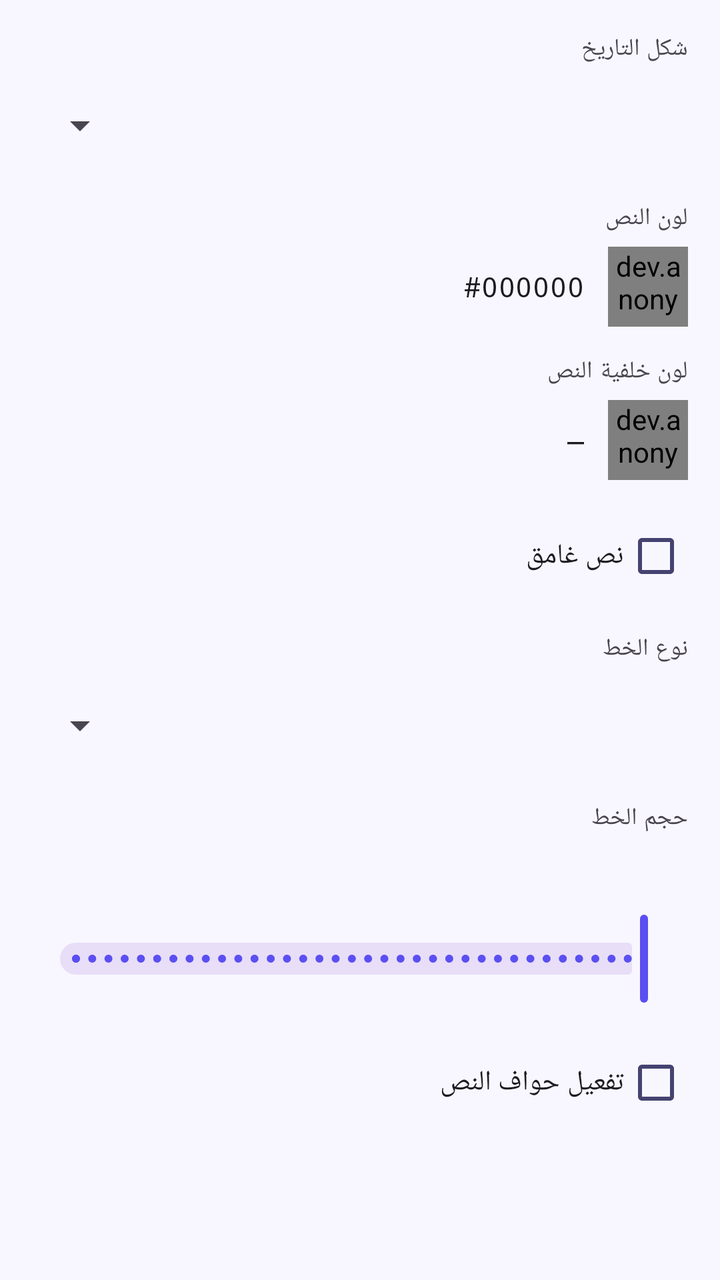
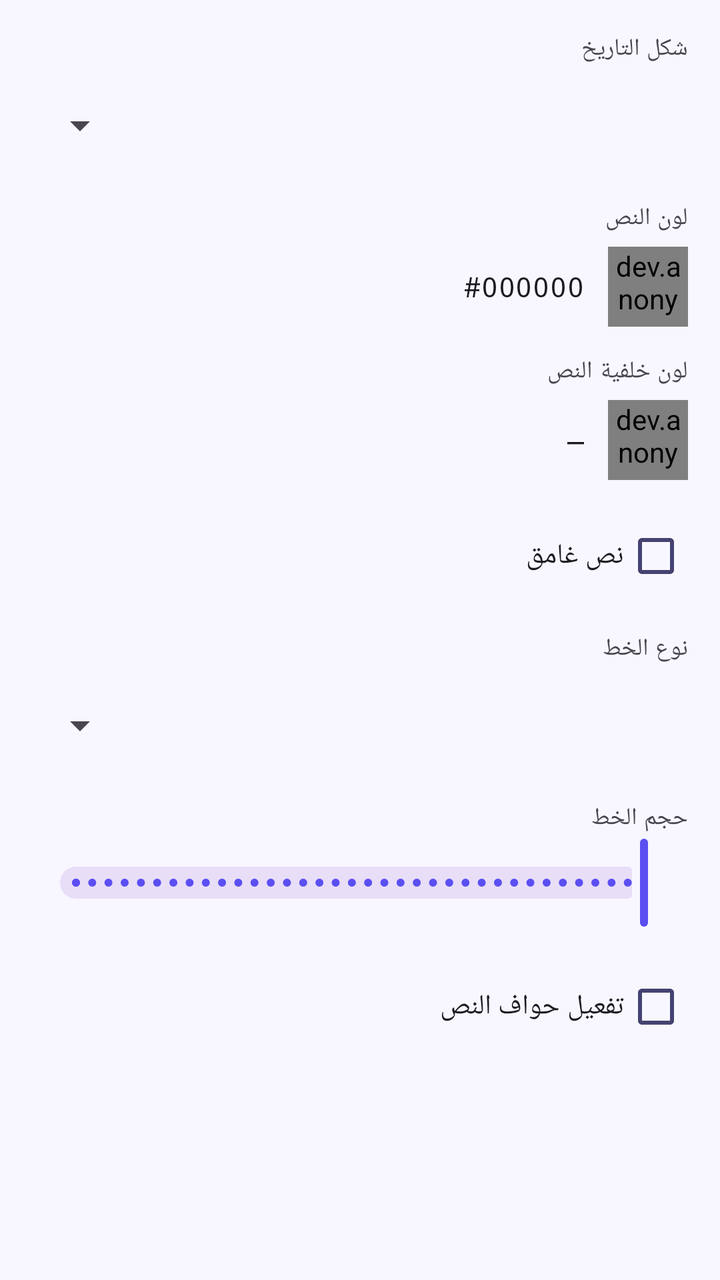

The first picture is an Android layout as it rendered before a commit; the second is the same layout after the commit. The layout source and the unified diff follow.
<!-- AndroidManifest.xml: application theme Theme.CardsDesignerPro -->
<!-- res/layout/fragment_prop_date.xml -->
<?xml version="1.0" encoding="utf-8"?>
<ScrollView xmlns:android="http://schemas.android.com/apk/res/android"
    xmlns:app="http://schemas.android.com/apk/res-auto"
    android:layout_width="match_parent" android:layout_height="match_parent" android:layoutDirection="rtl">
    <LinearLayout android:layout_width="match_parent" android:layout_height="wrap_content"
        android:orientation="vertical" android:padding="16dp">

        <TextView android:layout_width="match_parent" android:layout_height="wrap_content"
            android:text="@string/prop_date_format" android:textAppearance="?attr/textAppearanceLabelMedium"
            android:layout_marginBottom="6dp" />
        <Spinner android:id="@+id/spinner_date_format" android:layout_width="match_parent"
            android:layout_height="48dp" android:layout_marginBottom="14dp" />

        <TextView android:layout_width="match_parent" android:layout_height="wrap_content"
            android:text="@string/prop_text_color" android:textAppearance="?attr/textAppearanceLabelMedium"
            android:layout_marginBottom="6dp" />
        <LinearLayout android:layout_width="match_parent" android:layout_height="wrap_content"
            android:orientation="horizontal" android:gravity="center_vertical" android:layout_marginBottom="14dp">
            <dev.anonymous.cardsdesignerpro.common.widget.ColorPreviewView android:id="@+id/cpv_text_color"
                android:layout_width="40dp" android:layout_height="40dp" android:layout_marginEnd="12dp" />
            <TextView android:id="@+id/tv_color_hex" android:layout_width="wrap_content"
                android:layout_height="wrap_content" android:fontFamily="monospace"
                android:textAppearance="?attr/textAppearanceBodyMedium" android:text="#000000" />
        </LinearLayout>

        
        <TextView android:layout_width="match_parent" android:layout_height="wrap_content"
            android:text="لون خلفية النص" android:textAppearance="?attr/textAppearanceLabelMedium"
            android:layout_marginBottom="6dp" />
        <LinearLayout android:layout_width="match_parent" android:layout_height="wrap_content"
            android:orientation="horizontal" android:gravity="center_vertical" android:layout_marginBottom="14dp">
            <dev.anonymous.cardsdesignerpro.common.widget.ColorPreviewView android:id="@+id/cpv_bg_color"
                android:layout_width="40dp" android:layout_height="40dp" android:layout_marginEnd="12dp" />
            <TextView android:id="@+id/tv_bg_color_hex" android:layout_width="0dp"
                android:layout_height="wrap_content" android:layout_weight="1" android:fontFamily="monospace"
                android:textAppearance="?attr/textAppearanceBodyMedium" android:text="—" />
            <com.google.android.material.button.MaterialButton
                android:id="@+id/btn_clear_bg_color"
                style="@style/Widget.Material3.Button.TextButton"
                android:layout_width="wrap_content" android:layout_height="wrap_content"
                android:text="مسح" android:visibility="gone" />
        </LinearLayout>

        <com.google.android.material.checkbox.MaterialCheckBox android:id="@+id/cb_bold"
            android:layout_width="match_parent" android:layout_height="wrap_content"
            android:text="@string/prop_bold" android:layout_marginBottom="14dp" />

        <TextView android:layout_width="match_parent" android:layout_height="wrap_content"
            android:text="@string/prop_font" android:textAppearance="?attr/textAppearanceLabelMedium"
            android:layout_marginBottom="6dp" />
        <Spinner android:id="@+id/spinner_font" android:layout_width="match_parent"
            android:layout_height="48dp" android:layout_marginBottom="14dp" />

        <TextView android:layout_width="match_parent" android:layout_height="wrap_content"
            android:text="@string/prop_font_size" android:textAppearance="?attr/textAppearanceLabelMedium"
            android:layout_marginBottom="6dp" />
        <com.google.android.material.slider.Slider
            android:id="@+id/slider_font_size"
            android:layout_width="match_parent"
            android:layout_height="wrap_content"
            app:labelBehavior="withinBounds"
            android:valueFrom="10.0"
            android:valueTo="100.0"
            android:stepSize="1.0"
            android:layout_marginBottom="14dp" />

        
        <com.google.android.material.checkbox.MaterialCheckBox
            android:id="@+id/cb_text_stroke"
            android:layout_width="match_parent" android:layout_height="wrap_content"
            android:text="@string/prop_enable_stroke"
            android:layout_marginBottom="6dp" />

        <LinearLayout
            android:id="@+id/layout_text_stroke_options"
            android:layout_width="match_parent"
            android:layout_height="wrap_content"
            android:orientation="vertical"
            android:visibility="gone">

            <TextView android:layout_width="match_parent" android:layout_height="wrap_content"
                android:text="@string/prop_stroke_color" android:textAppearance="?attr/textAppearanceLabelMedium"
                android:layout_marginBottom="6dp" />
            <LinearLayout android:layout_width="match_parent" android:layout_height="wrap_content"
                android:orientation="horizontal" android:gravity="center_vertical" android:layout_marginBottom="14dp">
                <dev.anonymous.cardsdesignerpro.common.widget.ColorPreviewView
                    android:id="@+id/cpv_stroke_color"
                    android:layout_width="40dp" android:layout_height="40dp" android:layout_marginEnd="12dp" />
                <TextView android:id="@+id/tv_stroke_color_hex" android:layout_width="wrap_content"
                    android:layout_height="wrap_content" android:fontFamily="monospace"
                    android:textAppearance="?attr/textAppearanceBodyMedium" android:text="#000000" />
            </LinearLayout>

            <TextView android:layout_width="match_parent" android:layout_height="wrap_content"
                android:text="@string/prop_text_stroke" android:textAppearance="?attr/textAppearanceLabelMedium"
                android:layout_marginBottom="6dp" />
            <com.google.android.material.slider.Slider
                android:id="@+id/slider_text_stroke"
                android:layout_width="match_parent"
                android:layout_height="wrap_content"
                app:labelBehavior="withinBounds"
                android:valueFrom="1.0"
                android:valueTo="10.0"
                android:stepSize="0.5"
                android:layout_marginBottom="14dp" />
        </LinearLayout>
    </LinearLayout>
</ScrollView>
<!-- resources referenced by this layout -->
<resources>
  <string name="prop_bold">نص غامق</string>
  <string name="prop_date_format">شكل التاريخ</string>
  <string name="prop_enable_stroke">تفعيل حواف النص</string>
  <string name="prop_font">نوع الخط</string>
  <string name="prop_font_size">حجم الخط</string>
  <string name="prop_stroke_color">لون الحواف</string>
  <string name="prop_text_color">لون النص</string>
  <string name="prop_text_stroke">سُمك حواف النص</string>
  <style name="Theme.CardsDesignerPro" parent="Base.Theme.CardsDesignerPro" />
  <style name="Base.Theme.CardsDesignerPro" parent="Theme.Material3.DayNight.NoActionBar">
          <item name="colorPrimary">@color/md_theme_light_primary</item>
          <item name="colorOnPrimary">@color/md_theme_light_onPrimary</item>
          <item name="colorPrimaryContainer">@color/md_theme_light_primaryContainer</item>
          <item name="colorOnPrimaryContainer">@color/md_theme_light_onPrimaryContainer</item>
          <item name="colorSecondary">@color/md_theme_light_secondary</item>
          <item name="colorOnSecondary">@color/md_theme_light_onSecondary</item>
          <item name="android:colorBackground">@color/md_theme_light_background</item>
          <item name="colorSurface">@color/md_theme_light_surface</item>
          <item name="colorOnSurface">@color/md_theme_light_onSurface</item>
          <item name="colorSurfaceVariant">@color/md_theme_light_surfaceVariant</item>
          <item name="colorOnSurfaceVariant">@color/md_theme_light_onSurfaceVariant</item>
          <item name="colorOutline">@color/md_theme_light_outline</item>
          <item name="colorError">@color/md_theme_light_error</item>
          <item name="colorOnError">@color/md_theme_light_onError</item>
          <item name="android:statusBarColor">?attr/colorSurface</item>
          <item name="android:windowLightStatusBar">true</item>
          <item name="android:layoutDirection">rtl</item>
          <item name="android:supportsRtl">true</item>
      </style>
  <color name="md_theme_light_primary">#FF5B4FF2</color>
  <color name="md_theme_light_onPrimary">#FFFFFFFF</color>
  <color name="md_theme_light_primaryContainer">#FFE8E5FF</color>
  <color name="md_theme_light_onPrimaryContainer">#FF1A006E</color>
  <color name="md_theme_light_secondary">#FF00BFA5</color>
  <color name="md_theme_light_onSecondary">#FFFFFFFF</color>
  <color name="md_theme_light_background">#FFF8F7FF</color>
  <color name="md_theme_light_surface">#FFFFFFFF</color>
  <color name="md_theme_light_onSurface">#FF1A1A2E</color>
  <color name="md_theme_light_surfaceVariant">#FFE8E5FF</color>
  <color name="md_theme_light_onSurfaceVariant">#FF444370</color>
  <color name="md_theme_light_outline">#FF7A78A6</color>
  <color name="md_theme_light_error">#FFB3261E</color>
  <color name="md_theme_light_onError">#FFFFFFFF</color>
</resources>

<!-- the commit's change to res/layout/fragment_prop_date.xml (unified diff, before → after) -->
@@ -53,12 +53,12 @@
 
         <TextView android:layout_width="match_parent" android:layout_height="wrap_content"
             android:text="@string/prop_font_size" android:textAppearance="?attr/textAppearanceLabelMedium"
-            android:layout_marginBottom="6dp" />
+            android:layout_marginBottom="0dp" />
         <com.google.android.material.slider.Slider
             android:id="@+id/slider_font_size"
             android:layout_width="match_parent"
             android:layout_height="wrap_content"
-            app:labelBehavior="withinBounds"
+            app:labelBehavior="floating"
             android:valueFrom="10.0"
             android:valueTo="100.0"
             android:stepSize="1.0"
@@ -93,12 +93,12 @@
 
             <TextView android:layout_width="match_parent" android:layout_height="wrap_content"
                 android:text="@string/prop_text_stroke" android:textAppearance="?attr/textAppearanceLabelMedium"
-                android:layout_marginBottom="6dp" />
+                android:layout_marginBottom="0dp" />
             <com.google.android.material.slider.Slider
                 android:id="@+id/slider_text_stroke"
                 android:layout_width="match_parent"
                 android:layout_height="wrap_content"
-                app:labelBehavior="withinBounds"
+                app:labelBehavior="floating"
                 android:valueFrom="1.0"
                 android:valueTo="10.0"
                 android:stepSize="0.5"
